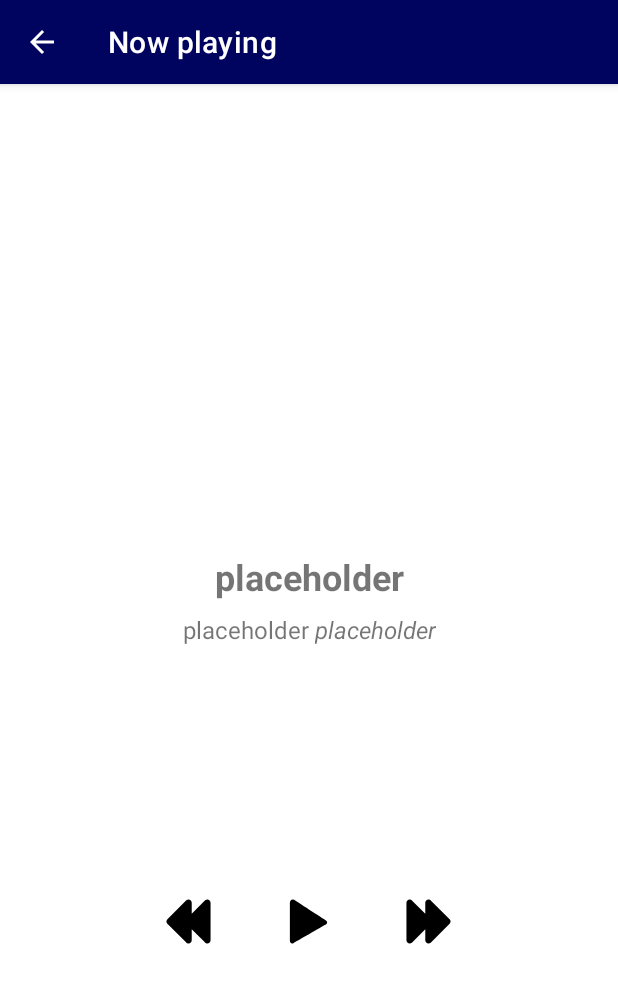
After one commit to LeoKwo/wavelength, an Android app: the PlayerActivity screen opened directly, with no data from a screen before it, on a phone screen of 412 x 824 dp. The commit adds this screen. Shown: the top 983 px of the screen. Run offline under Robolectric (Android 15) with nearby library versions, the phone set to English and light mode, and no system bars.

Commit message:
add player activity

```diff
--- a/app/build.gradle
+++ b/app/build.gradle
@@ -1,6 +1,7 @@
 plugins {
     id 'com.android.application'
     id 'org.jetbrains.kotlin.android'
+    id("kotlin-parcelize")
 }
 
 android {
--- /dev/null
+++ b/app/src/main/java/com/example/wavelength/PlayerActivity.kt
@@ -0,0 +1,60 @@
+package com.example.wavelength
+
+import android.content.Context
+import android.content.Intent
+import androidx.appcompat.app.AppCompatActivity
+import android.os.Bundle
+import android.util.Log
+import android.view.View
+import android.widget.ImageView
+import android.widget.TextView
+import com.example.wavelength.databinding.ActivityPlayerBinding
+import com.example.wavelength.model.Song
+
+private const val SONG_KEY = "song"
+
+fun navigateToPlayerActivity(context: Context, song: Song)  {
+    val intent = Intent(context, PlayerActivity::class.java)
+    val bundle = Bundle()
+    bundle.putParcelable(SONG_KEY, song)
+    intent.putExtras(bundle)
+    context.startActivity(intent)
+}
+
+lateinit var binding: ActivityPlayerBinding
+
+class PlayerActivity : AppCompatActivity() {
+    override fun onCreate(savedInstanceState: Bundle?) {
+        super.onCreate(savedInstanceState)
+        binding = ActivityPlayerBinding.inflate(layoutInflater)
+
+        setContentView(R.layout.activity_player)
+
+        val tvSongTitle = findViewById<TextView>(R.id.tvSongTitle)
+        val tvSongAlbum = findViewById<TextView>(R.id.tvSongAlbum)
+        val tvSongArtist = findViewById<TextView>(R.id.tvSongArtist)
+
+        val launchIntent = intent
+        val song: Song? = launchIntent.extras?.getParcelable<Song>(SONG_KEY)
+//        Log.i("playerIntent", song?.songName.toString())
+
+        if (song != null) {
+            tvSongTitle.text = song.songName
+            tvSongAlbum.text = song.albumName
+            tvSongArtist.text = song.artistName
+        }
+
+        // add back button
+        supportActionBar?.setDisplayHomeAsUpEnabled(true)
+
+        // change actionbar title
+        supportActionBar?.title = "Now playing"
+
+    }
+
+    // add back button
+    override fun onSupportNavigateUp(): Boolean {
+        onBackPressed()
+        return true
+    }
+}
--- a/app/src/main/java/com/example/wavelength/model/Song.kt
+++ b/app/src/main/java/com/example/wavelength/model/Song.kt
@@ -1,5 +1,9 @@
 package com.example.wavelength.model
 
+import android.os.Parcelable
+import kotlinx.parcelize.Parcelize
+
+@Parcelize
 data class Song(
 //    val completed: Boolean,
 //    val id: Int,
@@ -10,4 +14,4 @@ data class Song(
     val albumName: String,
     val artistName: String,
     val isFavorite: Boolean
-)
+) : Parcelable
--- /dev/null
+++ b/app/src/main/res/color/bnv_tab_item_foreground.xml
@@ -0,0 +1,5 @@
+<?xml version="1.0" encoding="utf-8"?>
+<selector xmlns:android="http://schemas.android.com/apk/res/android">
+    <item android:state_checked="true" android:color="@color/dark_blue" />
+    <item android:color="@color/gray"  />
+</selector>
--- /dev/null
+++ b/app/src/main/res/drawable/ic_next.xml
@@ -0,0 +1,9 @@
+<vector xmlns:android="http://schemas.android.com/apk/res/android"
+    android:width="1000dp"
+    android:height="1000dp"
+    android:viewportWidth="1000"
+    android:viewportHeight="1000">
+  <path
+      android:fillColor="#FF000000"
+      android:pathData="M990,501c0,-22.4 -10.2,-42.4 -26.2,-55.6L560.5,42.1c-13,-19.2 -34.9,-31.8 -59.8,-31.8c-39.8,0 -72.1,32.3 -72.1,72.1v246.4L141.9,42.1c-13,-19.2 -34.9,-31.8 -59.8,-31.8C42.3,10.3 10,42.6 10,82.4v835.2c0,39.8 32.3,72.1 72.1,72.1c18.5,0 35.3,-6.9 48,-18.3l0.5,0.5l298,-298v243.8c0,39.8 32.3,72.1 72.1,72.1c18.5,0 35.3,-6.9 48,-18.3l0.5,0.5l419.5,-419.5l-0.1,-0.1C981.8,539.2 990,521 990,501z"/>
+</vector>
--- /dev/null
+++ b/app/src/main/res/drawable/ic_play.xml
@@ -0,0 +1,9 @@
+<vector xmlns:android="http://schemas.android.com/apk/res/android"
+    android:width="1000dp"
+    android:height="1000dp"
+    android:viewportWidth="1000"
+    android:viewportHeight="1000">
+  <path
+      android:fillColor="#FF000000"
+      android:pathData="M878.7,470C818.2,433 212.4,38.4 176.3,17.9C131.4,-7.9 86.1,34.3 86.1,78.2v845.1c0,48.4 38.7,81.4 77.1,60.1c52.2,-29 664.7,-385.2 709.8,-409.4C920.2,548.8 932.3,502.6 878.7,470z"/>
+</vector>
--- a/app/src/main/res/layout/activity_main.xml
+++ b/app/src/main/res/layout/activity_main.xml
@@ -12,6 +12,8 @@
         android:layout_height="60dp"
         android:layout_marginStart="0dp"
         android:layout_marginEnd="0dp"
+        app:itemIconTint="@color/bnv_tab_item_foreground"
+        app:itemTextColor="@color/bnv_tab_item_foreground"
         android:background="?android:attr/windowBackground"
         app:layout_constraintBottom_toBottomOf="parent"
         app:layout_constraintLeft_toLeftOf="parent"
@@ -32,5 +34,4 @@
         app:layout_constraintTop_toTopOf="parent"
         app:navGraph="@navigation/nav_graph" />
 
-
 </androidx.constraintlayout.widget.ConstraintLayout>
--- /dev/null
+++ b/app/src/main/res/layout/activity_player.xml
@@ -0,0 +1,98 @@
+<?xml version="1.0" encoding="utf-8"?>
+<androidx.constraintlayout.widget.ConstraintLayout xmlns:android="http://schemas.android.com/apk/res/android"
+    xmlns:app="http://schemas.android.com/apk/res-auto"
+    xmlns:tools="http://schemas.android.com/tools"
+    android:layout_width="match_parent"
+    android:layout_height="match_parent"
+    tools:context=".PlayerActivity">
+
+    <ImageView
+        android:id="@+id/ivAlbumArt"
+        android:layout_width="250dp"
+        android:layout_height="250dp"
+        android:layout_marginTop="50dp"
+        app:layout_constraintStart_toStartOf="parent"
+        app:layout_constraintEnd_toEndOf="parent"
+        app:layout_constraintTop_toTopOf="parent"
+        >
+    </ImageView>
+
+    <TextView
+        android:id="@+id/tvSongTitle"
+        android:layout_width="wrap_content"
+        android:layout_height="wrap_content"
+        app:layout_constraintStart_toStartOf="parent"
+        app:layout_constraintEnd_toEndOf="parent"
+        app:layout_constraintTop_toBottomOf="@id/ivAlbumArt"
+        android:textSize="24sp"
+        android:layout_marginTop="12dp"
+        android:textStyle="bold"
+        android:text="placeholder"
+        />
+
+    <androidx.appcompat.widget.LinearLayoutCompat
+        android:id="@+id/llArtistAlbum"
+        android:layout_width="wrap_content"
+        android:layout_height="wrap_content"
+        android:layout_marginTop="4dp"
+        app:layout_constraintTop_toBottomOf="@id/tvSongTitle"
+        app:layout_constraintStart_toStartOf="parent"
+        app:layout_constraintEnd_toEndOf="parent"
+        >
+        <TextView
+            android:id="@+id/tvSongArtist"
+            android:layout_width="wrap_content"
+            android:layout_height="wrap_content"
+            android:layout_marginTop="4dp"
+            android:layout_marginRight="4dp"
+            android:textSize="16sp"
+            android:text="placeholder"
+            />
+
+        <TextView
+            android:id="@+id/tvSongAlbum"
+            android:layout_width="wrap_content"
+            android:layout_height="wrap_content"
+            android:layout_marginTop="4dp"
+            android:textSize="16sp"
+            android:textStyle="italic"
+            android:text="placeholder"
+            />
+    </androidx.appcompat.widget.LinearLayoutCompat>
+
+    <androidx.appcompat.widget.LinearLayoutCompat
+        android:id="@+id/clControl"
+        android:layout_width="match_parent"
+        android:layout_height="wrap_content"
+        app:layout_constraintStart_toStartOf="parent"
+        app:layout_constraintEnd_toEndOf="parent"
+        app:layout_constraintTop_toTopOf="@id/llArtistAlbum"
+        app:layout_constraintBottom_toBottomOf="parent"
+        android:gravity="center"
+        >
+
+        <ImageView
+            android:id="@+id/ivPrev"
+            android:layout_width="30dp"
+            android:layout_height="30dp"
+            android:src="@drawable/ic_next"
+            android:rotation="180"
+            ></ImageView>
+
+        <ImageView
+            android:id="@+id/ivPlay"
+            android:layout_width="30dp"
+            android:layout_height="30dp"
+            android:src="@drawable/ic_play"
+            android:layout_marginHorizontal="50dp"
+            ></ImageView>
+
+        <ImageView
+            android:id="@+id/ivNext"
+            android:layout_width="30dp"
+            android:layout_height="30dp"
+            android:src="@drawable/ic_next"
+            ></ImageView>
+    </androidx.appcompat.widget.LinearLayoutCompat>
+
+</androidx.constraintlayout.widget.ConstraintLayout>
--- /dev/null
+++ b/app/src/main/res/layout/fragment_playlist.xml
@@ -0,0 +1,6 @@
+<?xml version="1.0" encoding="utf-8"?>
+<androidx.constraintlayout.widget.ConstraintLayout xmlns:android="http://schemas.android.com/apk/res/android"
+    android:layout_width="match_parent"
+    android:layout_height="match_parent">
+
+</androidx.constraintlayout.widget.ConstraintLayout>
--- a/app/src/main/res/navigation/nav_graph.xml
+++ b/app/src/main/res/navigation/nav_graph.xml
@@ -11,4 +11,10 @@
         android:label="@string/tab_one_name"
         tools:layout="@layout/fragment_song_list" />
 
+    <fragment
+        android:id="@+id/nav_tab_two"
+        android:name="com.example.wavelength.playList.PlayListFragment"
+        android:label="@string/tab_two_name"
+        tools:layout="@layout/fragment_song_list" />
+
 </navigation>
```
Also changed, not shown: app/src/main/AndroidManifest.xml (+8 -8 lines), app/src/main/java/com/example/wavelength/MainActivity.kt (+7 -0 lines), app/src/main/java/com/example/wavelength/adapter/MusicAdapter.kt (+8 -1 lines), app/src/main/java/com/example/wavelength/playList/PlayListFragment.kt (added, +51 -0 lines), app/src/main/java/com/example/wavelength/songList/SongListFragment.kt (+30 -0 lines), app/src/main/res/layout/item_song.xml (+27 -10 lines), app/src/main/res/values/colors.xml (+1 -6 lines).
